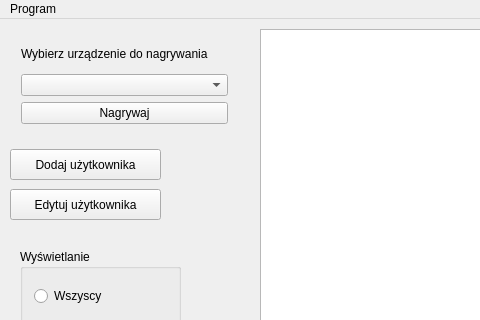
Qt form src/mainwindow.ui (sggw-inf-2015-2/kk) before a commit; both pictures show x 0 to 480 and y 0 to 320 of the 1031 by 440 pixel window.
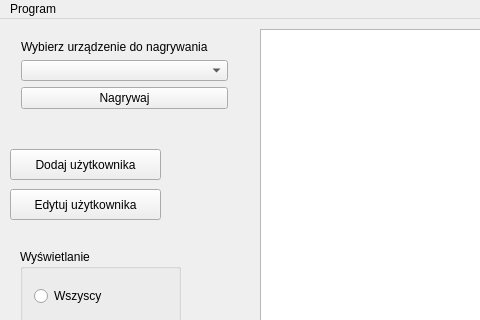
The same form after that commit.

Patch:
```diff
--- a/src/mainwindow.ui
+++ b/src/mainwindow.ui
@@ -20,7 +20,7 @@
       <x>10</x>
       <y>10</y>
       <width>229</width>
-      <height>106</height>
+      <height>91</height>
      </rect>
     </property>
     <layout class="QVBoxLayout" name="verticalLayout">
```
Left out of the diff: 2 changed lines with no effect on the pictures.
